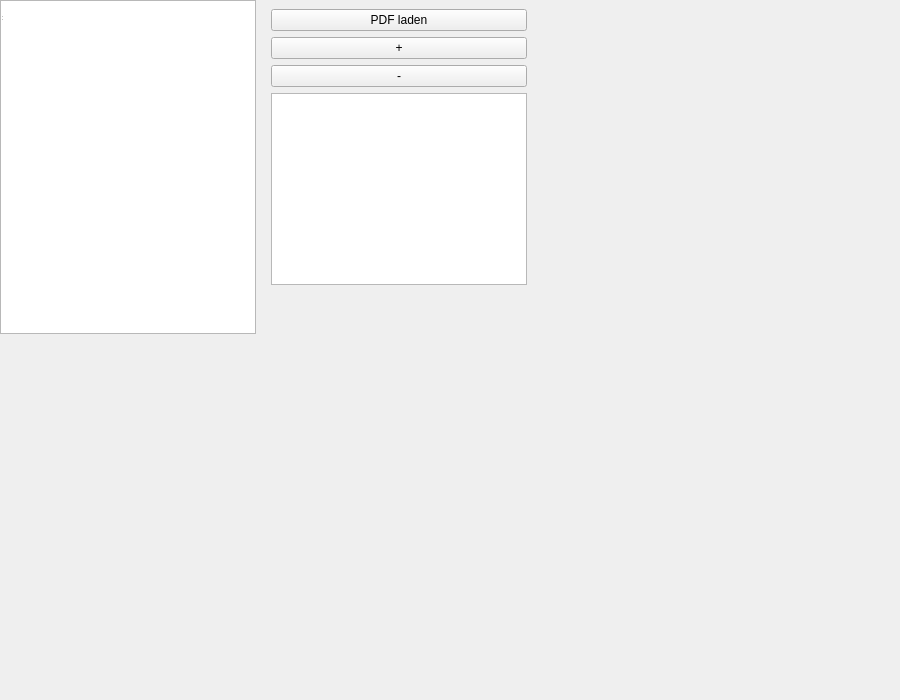
The window that src/pdf_display.ui (CodeName-666/VDataParser) describes before a commit, drawn with Qt 5.
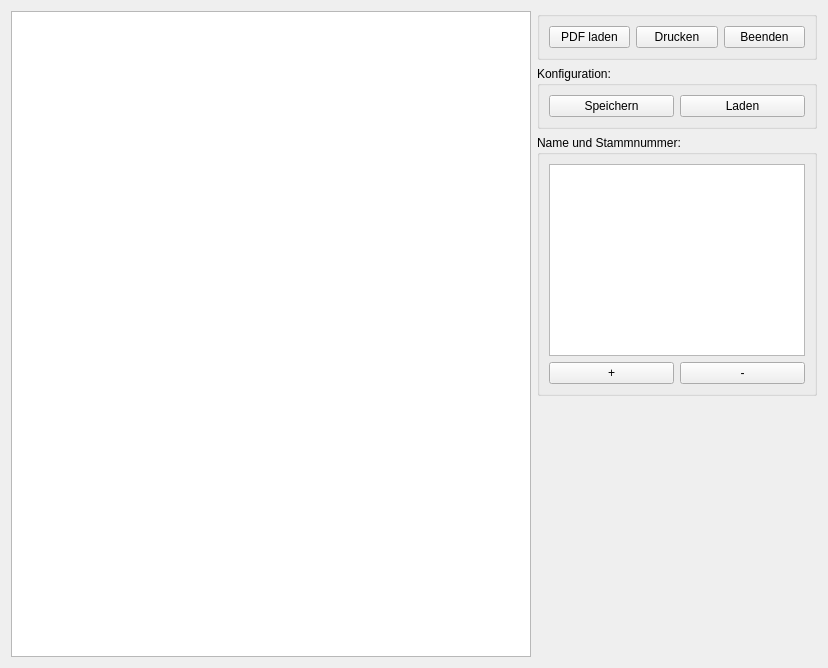
The same window after the commit.

Commit message: UI update for a better UI Design

```diff
--- a/src/pdf_display.ui
+++ b/src/pdf_display.ui
@@ -4,32 +4,136 @@
  <widget class="QWidget" name="MainWindow">
   <property name="geometry">
    <rect>
-    <x>100</x>
-    <y>100</y>
-    <width>900</width>
-    <height>700</height>
+    <x>0</x>
+    <y>0</y>
+    <width>828</width>
+    <height>668</height>
    </rect>
   </property>
   <property name="windowTitle">
    <string>PDF Editor mit resizbaren Box-Overlays</string>
   </property>
-  <widget class="QWidget" name="centralwidget">
-   <layout class="QHBoxLayout" name="horizontalLayout">
+  <layout class="QHBoxLayout" name="horizontalLayout_4">
     <item>
      <widget class="QGraphicsView" name="graphicsView"/>
     </item>
     <item>
-     <widget class="QWidget" name="sideMenu">
-      <layout class="QVBoxLayout" name="verticalLayout">
+    <layout class="QVBoxLayout" name="verticalLayout_2">
+     <item>
+      <widget class="QGroupBox" name="groupBox_2">
+       <property name="title">
+        <string/>
+       </property>
+       <layout class="QHBoxLayout" name="horizontalLayout_2">
        <item>
         <widget class="QPushButton" name="btnLoadPDF">
+          <property name="sizePolicy">
+           <sizepolicy hsizetype="Preferred" vsizetype="Fixed">
+            <horstretch>0</horstretch>
+            <verstretch>0</verstretch>
+           </sizepolicy>
+          </property>
          <property name="text">
           <string>PDF laden</string>
          </property>
         </widget>
        </item>
        <item>
+         <widget class="QPushButton" name="btnGeneratePDF">
+          <property name="sizePolicy">
+           <sizepolicy hsizetype="Preferred" vsizetype="Fixed">
+            <horstretch>0</horstretch>
+            <verstretch>0</verstretch>
+           </sizepolicy>
+          </property>
+          <property name="text">
+           <string>Drucken</string>
+          </property>
+         </widget>
+        </item>
+        <item>
+         <widget class="QPushButton" name="btnClosePDF">
+          <property name="sizePolicy">
+           <sizepolicy hsizetype="Preferred" vsizetype="Fixed">
+            <horstretch>0</horstretch>
+            <verstretch>0</verstretch>
+           </sizepolicy>
+          </property>
+          <property name="text">
+           <string>Beenden</string>
+          </property>
+         </widget>
+        </item>
+       </layout>
+      </widget>
+     </item>
+     <item>
+      <widget class="QGroupBox" name="groupBox_3">
+       <property name="title">
+        <string>Konfiguration:</string>
+       </property>
+       <layout class="QHBoxLayout" name="horizontalLayout_3">
+        <item>
+         <widget class="QPushButton" name="btnSaveConfig">
+          <property name="sizePolicy">
+           <sizepolicy hsizetype="Preferred" vsizetype="Fixed">
+            <horstretch>0</horstretch>
+            <verstretch>0</verstretch>
+           </sizepolicy>
+          </property>
+          <property name="text">
+           <string>Speichern</string>
+          </property>
+         </widget>
+        </item>
+        <item>
+         <widget class="QPushButton" name="btnLoadConfig">
+          <property name="sizePolicy">
+           <sizepolicy hsizetype="Preferred" vsizetype="Fixed">
+            <horstretch>0</horstretch>
+            <verstretch>0</verstretch>
+           </sizepolicy>
+          </property>
+          <property name="text">
+           <string>Laden</string>
+          </property>
+         </widget>
+        </item>
+       </layout>
+      </widget>
+     </item>
+     <item>
+      <widget class="QGroupBox" name="groupBox">
+       <property name="sizePolicy">
+        <sizepolicy hsizetype="Minimum" vsizetype="Preferred">
+         <horstretch>0</horstretch>
+         <verstretch>0</verstretch>
+        </sizepolicy>
+       </property>
+       <property name="title">
+        <string>Name und Stammnummer:</string>
+       </property>
+       <layout class="QVBoxLayout" name="verticalLayout">
+        <item>
+         <widget class="QListWidget" name="listBoxPairs">
+          <property name="sizePolicy">
+           <sizepolicy hsizetype="Preferred" vsizetype="Expanding">
+            <horstretch>0</horstretch>
+            <verstretch>0</verstretch>
+           </sizepolicy>
+          </property>
+         </widget>
+        </item>
+        <item>
+         <layout class="QHBoxLayout" name="horizontalLayout">
+          <item>
         <widget class="QPushButton" name="btnAddBoxPair">
+            <property name="sizePolicy">
+             <sizepolicy hsizetype="Preferred" vsizetype="Preferred">
+              <horstretch>0</horstretch>
+              <verstretch>0</verstretch>
+             </sizepolicy>
+            </property>
          <property name="text">
           <string>+</string>
          </property>
@@ -37,13 +141,21 @@
        </item>
        <item>
         <widget class="QPushButton" name="btnRemoveBoxPair">
+            <property name="sizePolicy">
+             <sizepolicy hsizetype="Preferred" vsizetype="Preferred">
+              <horstretch>0</horstretch>
+              <verstretch>0</verstretch>
+             </sizepolicy>
+            </property>
          <property name="text">
           <string>-</string>
          </property>
         </widget>
        </item>
-       <item>
-        <widget class="QListWidget" name="listBoxPairs"/>
+         </layout>
+        </item>
+       </layout>
+      </widget>
        </item>
        <item>
         <spacer name="verticalSpacer">
@@ -59,12 +171,8 @@
         </spacer>
        </item>
       </layout>
-     </widget>
-    </item>
-   </layout>
-  </widget>
-  <widget class="QMenuBar" name="menubar"/>
-  <widget class="QStatusBar" name="statusbar"/>
+   </item>
+  </layout>
  </widget>
  <resources/>
  <connections/>
```
Left out of the diff: 2 changed lines with no effect on the pictures. Lines whose indentation alone changed are shown as unchanged.
